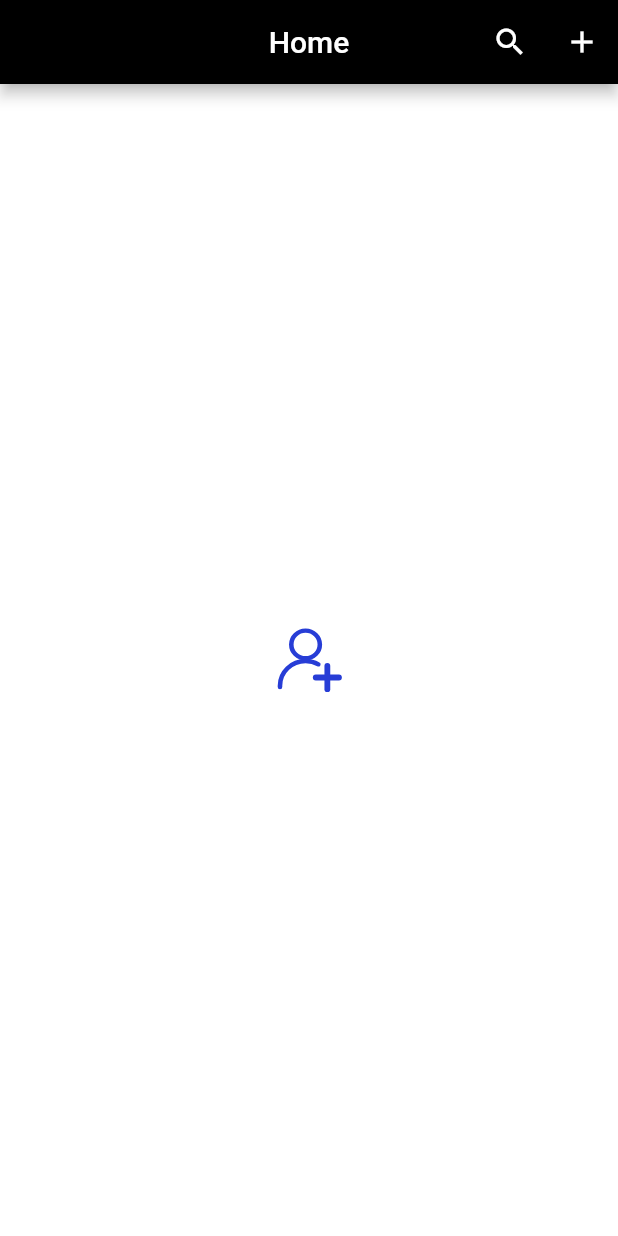
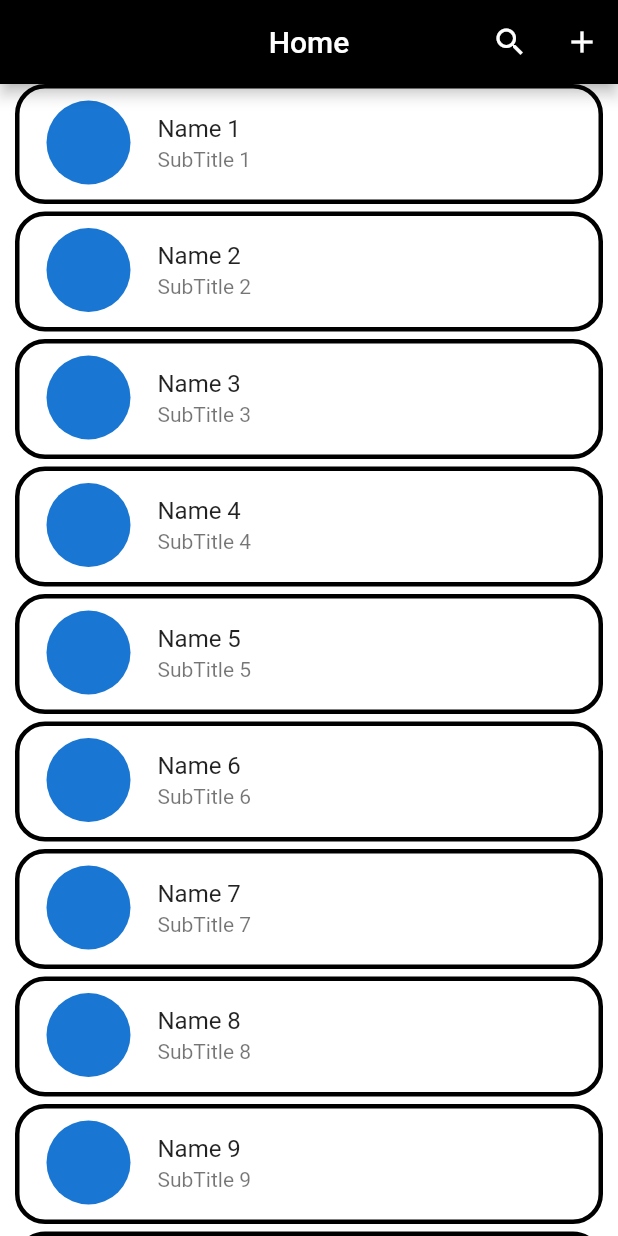
Before and after one commit to JiyadAhammad/student-mgnt, a Flutter app: the screen it shows after launch, on a phone screen of 412 x 824 dp. Run offline on Flutter 3.47's test engine with Material 2 defaults, Android fonts, the phone set to English and light mode, and no system bars; our stand-ins replace lottie.

Commit message:
dummy list generated

```diff
--- a/lib/presentation/home/home_screen.dart
+++ b/lib/presentation/home/home_screen.dart
@@ -1,6 +1,7 @@
 import 'package:flutter/material.dart';
 import 'package:lottie/lottie.dart';
 import 'package:student/constant/color/colors.dart';
+import 'package:student/constant/size/sized_box.dart';
 import 'package:student/presentation/form_widget/form_widget.dart';
 
 class HomeSceen extends StatelessWidget {
@@ -39,8 +40,36 @@ class HomeSceen extends StatelessWidget {
           ),
         ],
       ),
-      body: Center(
-        child: Lottie.asset('asset/lottie/add.json'),
+      body: ListView.separated(
+        itemCount: 10,
+        separatorBuilder: (BuildContext context, int index) {
+          return kheight5;
+        },
+        itemBuilder: (BuildContext context, int index) {
+          return Padding(
+            padding: const EdgeInsets.symmetric(horizontal: 10),
+            child: Container(
+              height: 80,
+              decoration: BoxDecoration(
+                border: Border.all(width: 3.0,color: kblack),
+                borderRadius: const BorderRadius.all(
+                  Radius.circular(20),
+                ),
+              ),
+              child: ListTile(
+                leading: const CircleAvatar(
+                  radius: 30,
+                ),
+                title: Text(
+                  'Name ${index + 1} ',
+                ),
+                subtitle: Text(
+                  'SubTitle ${index + 1} ',
+                ),
+              ),
+            ),
+          );
+        },
       ),
     );
   }
```
Also changed, not shown: lib/presentation/form_widget/form_widget.dart (+30 -4 lines).
